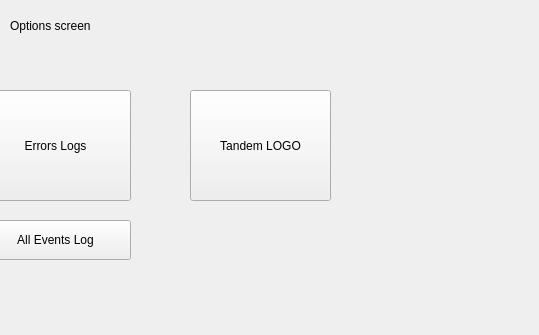
Old version of the form optionsscreen.ui in the repository yunusao/Tandem-t-slim-Insulin-Pump-Simulator; both pictures show x 370 to 909 and y 0 to 335 of the 909 by 335 pixel window.
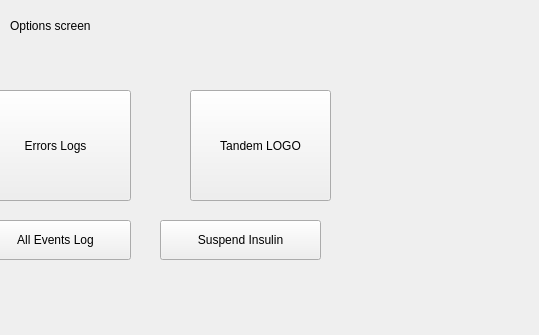
New version of the form.

Commit message: Fully implemented resume and suspend feature with logging.

Diff of the .ui file:
```diff
--- a/optionsscreen.ui
+++ b/optionsscreen.ui
@@ -79,6 +79,21 @@
  </property>
 </widget>
 
+<widget class="QPushButton" name="toggleInsulinButton">
+ <property name="geometry">
+  <rect>
+   <x>530</x>
+   <y>220</y>
+   <width>161</width>
+   <height>40</height>
+  </rect>
+ </property>
+ <property name="text">
+  <string>Suspend Insulin</string>
+ </property>
+</widget>
+
+
  </widget>
  <resources/>
  <connections/>
```
The commit also changes 4 other files.
